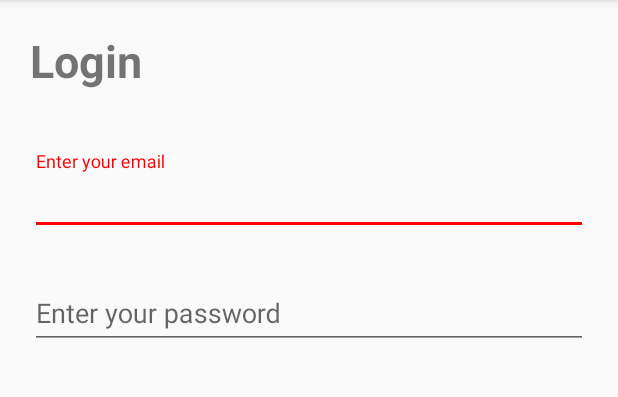
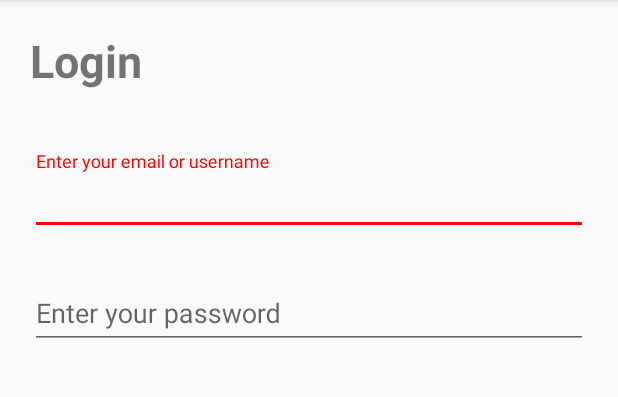
Before and after one commit to NuriaBruch/UPC-BeCitizen, an Android app: the screen it shows after launch (MailLoginActivity), after a tap on "Log in with email", on a phone screen of 412 x 824 dp, the part 84-481 px from its top. Run offline under Robolectric (Android 15) with nearby library versions, the phone set to English and light mode, and no system bars; libraries missing offline, so code that uses them is left out: com.facebook, com.facebook.login; 4 statements that could not run were skipped.

Commit message:
Inicio de sesión con username

```diff
--- a/frontend/BeCitizeN/app/src/main/java/com/becitizen/app/becitizen/presentation/MailLoginActivity.java
+++ b/frontend/BeCitizeN/app/src/main/java/com/becitizen/app/becitizen/presentation/MailLoginActivity.java
@@ -62,7 +62,7 @@ public class MailLoginActivity extends AppCompatActivity {
     private boolean validateEmail() {
         String email = tietMail.getText().toString();
 
-        if (email.trim().isEmpty() || !EMAIL_ADDRESS.matcher(email).matches()) {
+        if (email.trim().isEmpty()) {
             tietMail.setError(getString(R.string.errorMsgName));
             requestFocus(tietMail);
             return false;
--- a/frontend/BeCitizeN/app/src/main/res/layout/login_screen.xml
+++ b/frontend/BeCitizeN/app/src/main/res/layout/login_screen.xml
@@ -30,7 +30,7 @@
             android:id="@+id/tietMail"
             android:layout_width="match_parent"
             android:layout_height="wrap_content"
-            android:hint="@string/enterEmail"
+            android:hint="@string/enterEmailUsername"
             android:inputType="textEmailAddress"/>
     </android.support.design.widget.TextInputLayout>
 
--- a/frontend/BeCitizeN/app/src/main/res/values/strings.xml
+++ b/frontend/BeCitizeN/app/src/main/res/values/strings.xml
@@ -24,6 +24,7 @@
 
     <string name="signUpTitle">Sign up</string>
     <string name="enterEmail">Enter your email</string>
+    <string name="enterEmailUsername">Enter your email or username</string>
     <string name="enterPassw">Enter your password</string>
     <string name="repeatPassw">Repeat your password</string>
     <string name="Accept">Accept</string>
```
